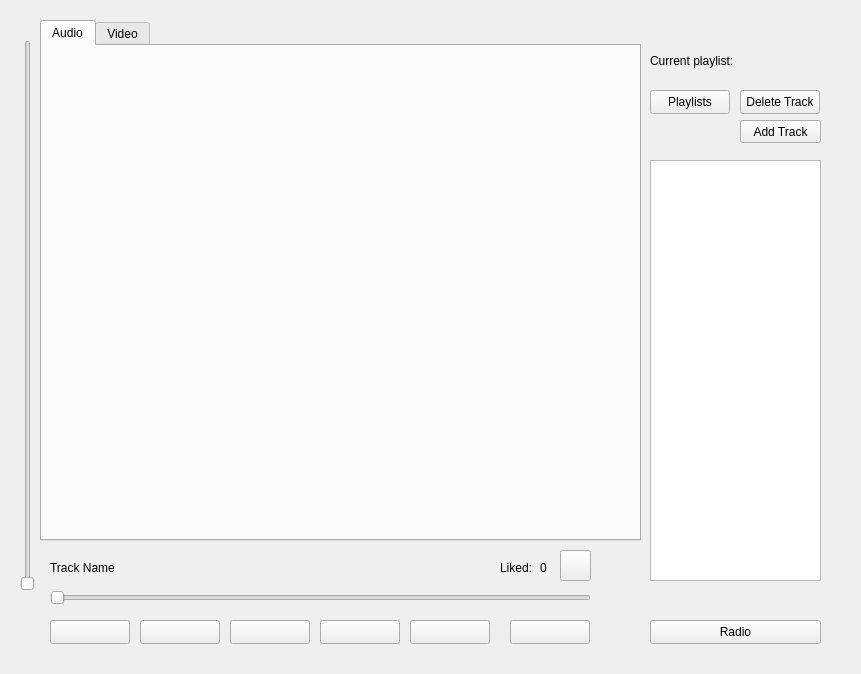
monarxy/MusicPlayer, file widget.ui: the form before one commit.
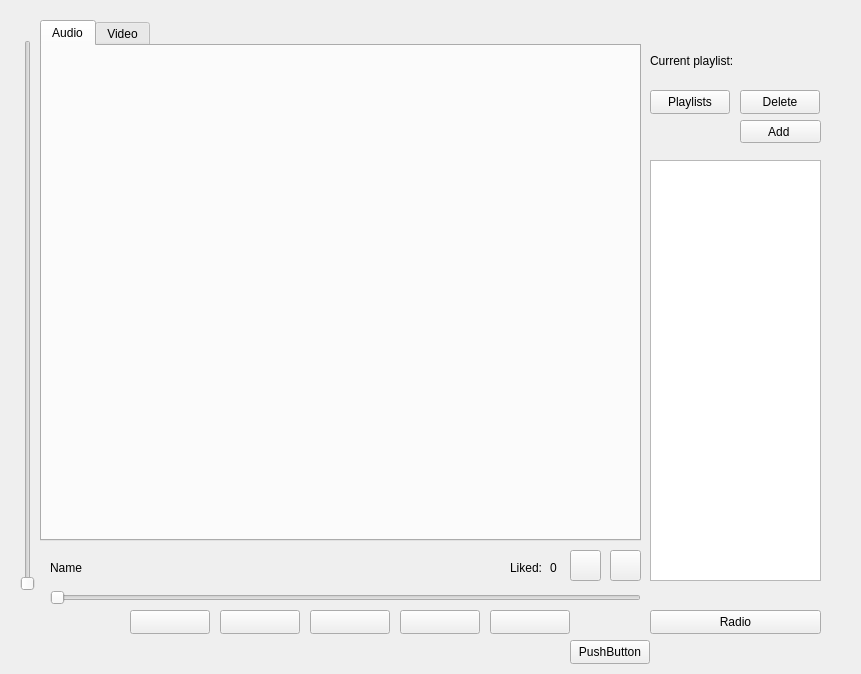
The form after the commit. Icons and pictures are not drawn.

```diff
--- a/widget.ui
+++ b/widget.ui
@@ -13,6 +13,11 @@
     <height>674</height>
    </rect>
   </property>
+  <property name="font">
+   <font>
+    <pointsize>9</pointsize>
+   </font>
+  </property>
   <property name="windowTitle">
    <string>Liana Player</string>
   </property>
@@ -99,7 +104,7 @@
       <rect>
        <x>30</x>
        <y>570</y>
-       <width>541</width>
+       <width>591</width>
        <height>16</height>
       </rect>
      </property>
@@ -140,7 +145,7 @@
       </rect>
      </property>
      <property name="text">
-      <string>Add Track</string>
+      <string>Add </string>
      </property>
     </widget>
     <widget class="QLabel" name="album_label">
@@ -166,7 +171,7 @@
       </rect>
      </property>
      <property name="text">
-      <string>Delete Track</string>
+      <string>Delete</string>
      </property>
     </widget>
     <widget class="QLabel" name="album_name_label">
@@ -192,13 +197,13 @@
       </rect>
      </property>
      <property name="text">
-      <string>Track Name</string>
+      <string>Name</string>
      </property>
     </widget>
     <widget class="QToolButton" name="likeButton">
      <property name="geometry">
       <rect>
-       <x>540</x>
+       <x>550</x>
        <y>530</y>
        <width>31</width>
        <height>31</height>
@@ -215,7 +220,7 @@
     <widget class="QLabel" name="label_2">
      <property name="geometry">
       <rect>
-       <x>520</x>
+       <x>530</x>
        <y>540</y>
        <width>31</width>
        <height>16</height>
@@ -228,7 +233,7 @@
     <widget class="QLabel" name="label_3">
      <property name="geometry">
       <rect>
-       <x>480</x>
+       <x>490</x>
        <y>540</y>
        <width>31</width>
        <height>16</height>
@@ -238,13 +243,13 @@
       <string>Liked:</string>
      </property>
     </widget>
-    <widget class="QLabel" name="label_5">
+    <widget class="QPushButton" name="btn_play_6">
      <property name="geometry">
       <rect>
-       <x>420</x>
-       <y>540</y>
-       <width>71</width>
-       <height>20</height>
+       <x>590</x>
+       <y>530</y>
+       <width>31</width>
+       <height>31</height>
       </rect>
      </property>
      <property name="text">
@@ -256,8 +261,8 @@
   <widget class="QPushButton" name="btn_play_4">
    <property name="geometry">
     <rect>
-     <x>140</x>
-     <y>620</y>
+     <x>130</x>
+     <y>610</y>
      <width>80</width>
      <height>24</height>
     </rect>
@@ -276,51 +281,11 @@
     </size>
    </property>
   </widget>
-  <widget class="QPushButton" name="btn_play">
-   <property name="geometry">
-    <rect>
-     <x>230</x>
-     <y>620</y>
-     <width>80</width>
-     <height>24</height>
-    </rect>
-   </property>
-   <property name="text">
-    <string/>
-   </property>
-   <property name="icon">
-    <iconset resource="resources.qrc">
-     <normaloff>:/icons/icons/free-icon-play-1250997.png</normaloff>:/icons/icons/free-icon-play-1250997.png</iconset>
-   </property>
-  </widget>
-  <widget class="QPushButton" name="btn_play_3">
-   <property name="geometry">
-    <rect>
-     <x>320</x>
-     <y>620</y>
-     <width>80</width>
-     <height>24</height>
-    </rect>
-   </property>
-   <property name="text">
-    <string/>
-   </property>
-   <property name="icon">
-    <iconset resource="resources.qrc">
-     <normaloff>:/icons/icons/free-icon-stop-18407648.png</normaloff>:/icons/icons/free-icon-stop-18407648.png</iconset>
-   </property>
-   <property name="iconSize">
-    <size>
-     <width>25</width>
-     <height>25</height>
-    </size>
-   </property>
-  </widget>
   <widget class="QPushButton" name="btn_play_5">
    <property name="geometry">
     <rect>
-     <x>410</x>
-     <y>620</y>
+     <x>400</x>
+     <y>610</y>
      <width>80</width>
      <height>24</height>
     </rect>
@@ -339,28 +304,11 @@
     </size>
    </property>
   </widget>
-  <widget class="QPushButton" name="btn_play_7">
-   <property name="geometry">
-    <rect>
-     <x>510</x>
-     <y>620</y>
-     <width>80</width>
-     <height>24</height>
-    </rect>
-   </property>
-   <property name="text">
-    <string/>
-   </property>
-   <property name="icon">
-    <iconset resource="resources.qrc">
-     <normaloff>:/icons/icons/free-icon-black-square-1601.png</normaloff>:/icons/icons/free-icon-black-square-1601.png</iconset>
-   </property>
-  </widget>
   <widget class="QPushButton" name="pushButton_2">
    <property name="geometry">
     <rect>
      <x>650</x>
-     <y>620</y>
+     <y>610</y>
      <width>171</width>
      <height>24</height>
     </rect>
@@ -372,11 +320,11 @@
     <iconset theme="accessories-character-map"/>
    </property>
   </widget>
-  <widget class="QPushButton" name="btn_play_6">
+  <widget class="QPushButton" name="btn_play_7">
    <property name="geometry">
     <rect>
-     <x>50</x>
-     <y>620</y>
+     <x>490</x>
+     <y>610</y>
      <width>80</width>
      <height>24</height>
     </rect>
@@ -386,7 +334,78 @@
    </property>
    <property name="icon">
     <iconset resource="resources.qrc">
-     <normaloff>:/icons/icons/free-icon-expand-17712072.png</normaloff>:/icons/icons/free-icon-expand-17712072.png</iconset>
+     <normaloff>:/icons/icons/free-icon-black-square-1601.png</normaloff>:/icons/icons/free-icon-black-square-1601.png</iconset>
+   </property>
+  </widget>
+  <widget class="QPushButton" name="btn_play">
+   <property name="geometry">
+    <rect>
+     <x>220</x>
+     <y>610</y>
+     <width>80</width>
+     <height>24</height>
+    </rect>
+   </property>
+   <property name="text">
+    <string/>
+   </property>
+   <property name="icon">
+    <iconset resource="resources.qrc">
+     <normaloff>:/icons/icons/free-icon-play-1250997.png</normaloff>:/icons/icons/free-icon-play-1250997.png</iconset>
+   </property>
+  </widget>
+  <widget class="QLabel" name="label_5">
+   <property name="geometry">
+    <rect>
+     <x>330</x>
+     <y>640</y>
+     <width>61</width>
+     <height>20</height>
+    </rect>
+   </property>
+   <property name="font">
+    <font>
+     <pointsize>12</pointsize>
+    </font>
+   </property>
+   <property name="text">
+    <string/>
+   </property>
+  </widget>
+  <widget class="QPushButton" name="btn_play_3">
+   <property name="geometry">
+    <rect>
+     <x>310</x>
+     <y>610</y>
+     <width>80</width>
+     <height>24</height>
+    </rect>
+   </property>
+   <property name="text">
+    <string/>
+   </property>
+   <property name="icon">
+    <iconset resource="resources.qrc">
+     <normaloff>:/icons/icons/free-icon-stop-18407648.png</normaloff>:/icons/icons/free-icon-stop-18407648.png</iconset>
+   </property>
+   <property name="iconSize">
+    <size>
+     <width>25</width>
+     <height>25</height>
+    </size>
+   </property>
+  </widget>
+  <widget class="QPushButton" name="pushButton_4">
+   <property name="geometry">
+    <rect>
+     <x>570</x>
+     <y>640</y>
+     <width>80</width>
+     <height>24</height>
+    </rect>
+   </property>
+   <property name="text">
+    <string>PushButton</string>
    </property>
   </widget>
  </widget>
```
Left out of the diff: 4 changed lines with no effect on the pictures.
